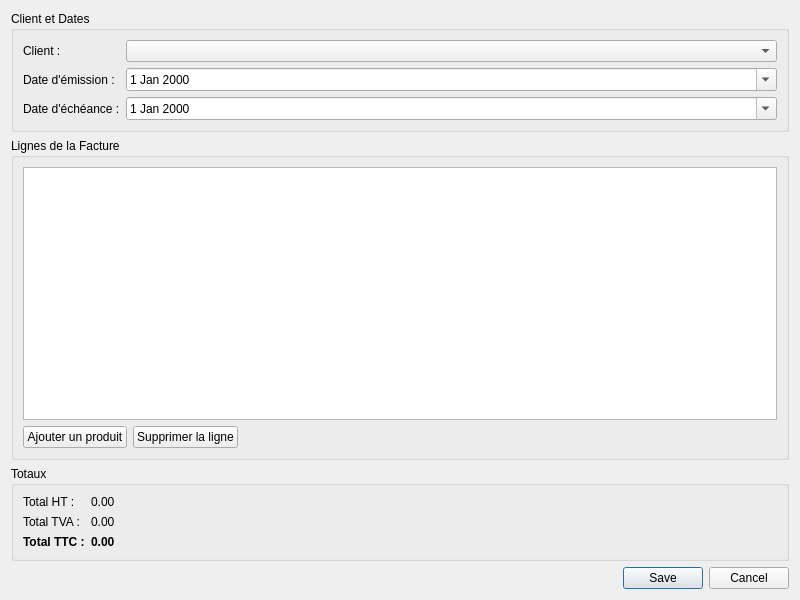
This is facturation_ci/ui/invoice_editor.ui in otchoumouAng/fne as Qt 5 draws it before an edit. The edited form follows.
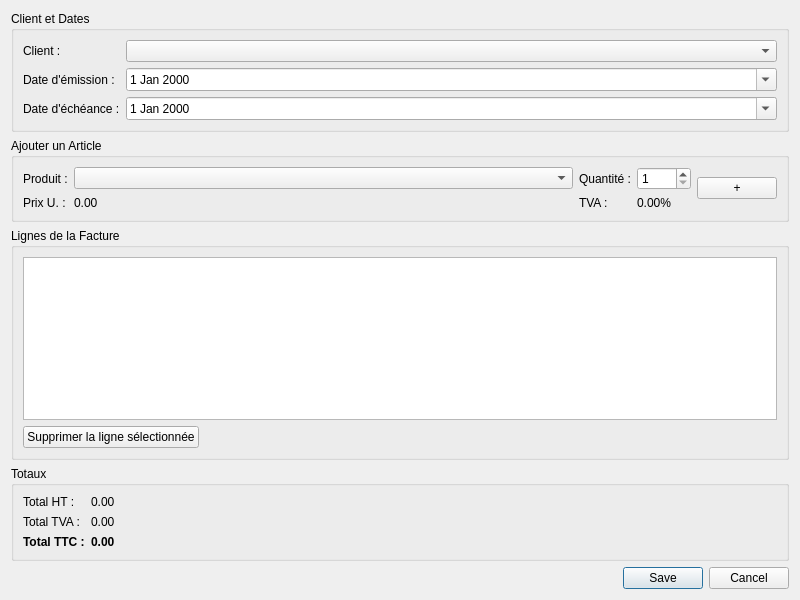
This is the edited form.

Commit message:
Feature: Improve invoice item entry UI
Implements a new user interface for adding items to an invoice, as requested by the user.

- The invoice editor dialog has been updated with a new header section for item selection.
- Users can now select a product from a dropdown and specify a quantity.
- Product details (description, price, tax) are auto-filled upon selection.
- A '+' button adds the configured item to the invoice lines table.
- The old method of adding a blank row directly to the table has been removed.

Patch:
```diff
--- a/facturation_ci/ui/invoice_editor.ui
+++ b/facturation_ci/ui/invoice_editor.ui
@@ -61,6 +61,90 @@
      </layout>
     </widget>
    </item>
+   <item>
+    <widget class="QGroupBox" name="add_item_groupbox">
+     <property name="title">
+      <string>Ajouter un Article</string>
+     </property>
+     <layout class="QGridLayout" name="gridLayout">
+      <item row="0" column="0">
+       <widget class="QLabel" name="product_select_label">
+        <property name="text">
+         <string>Produit :</string>
+        </property>
+       </widget>
+      </item>
+      <item row="0" column="1">
+       <widget class="QComboBox" name="product_combobox">
+        <property name="sizePolicy">
+         <sizepolicy hsizetype="Expanding" vsizetype="Fixed">
+          <horstretch>0</horstretch>
+          <verstretch>0</verstretch>
+         </sizepolicy>
+        </property>
+       </widget>
+      </item>
+      <item row="0" column="2">
+       <widget class="QLabel" name="quantity_label">
+        <property name="text">
+         <string>Quantité :</string>
+        </property>
+       </widget>
+      </item>
+      <item row="0" column="3">
+       <widget class="QSpinBox" name="quantity_spinbox">
+        <property name="minimum">
+         <number>1</number>
+        </property>
+        <property name="maximum">
+         <number>9999</number>
+        </property>
+       </widget>
+      </item>
+      <item row="1" column="0">
+       <widget class="QLabel" name="price_label">
+        <property name="text">
+         <string>Prix U. :</string>
+        </property>
+       </widget>
+      </item>
+      <item row="1" column="1">
+       <widget class="QLabel" name="price_value">
+        <property name="text">
+         <string>0.00</string>
+        </property>
+       </widget>
+      </item>
+      <item row="1" column="2">
+       <widget class="QLabel" name="tax_rate_label">
+        <property name="text">
+         <string>TVA :</string>
+        </property>
+       </widget>
+      </item>
+      <item row="1" column="3">
+       <widget class="QLabel" name="tax_rate_value">
+        <property name="text">
+         <string>0.00%</string>
+        </property>
+       </widget>
+      </item>
+      <item row="0" column="4" rowspan="2">
+       <widget class="QPushButton" name="add_item_button">
+        <property name="text">
+         <string>+</string>
+        </property>
+        <property name="iconSize">
+         <size>
+          <width>24</width>
+          <height>24</height>
+         </size>
+        </property>
+       </widget>
+      </item>
+     </layout>
+    </widget>
+   </item>
    <item>
     <widget class="QGroupBox" name="items_groupbox">
      <property name="title">
@@ -72,17 +156,10 @@
       </item>
       <item>
        <layout class="QHBoxLayout" name="horizontalLayout">
-        <item>
-         <widget class="QPushButton" name="add_item_button">
-          <property name="text">
-           <string>Ajouter un produit</string>
-          </property>
-         </widget>
-        </item>
         <item>
          <widget class="QPushButton" name="remove_item_button">
           <property name="text">
-           <string>Supprimer la ligne</string>
+           <string>Supprimer la ligne sélectionnée</string>
           </property>
          </widget>
         </item>
```
The commit also changes 25 other files.
